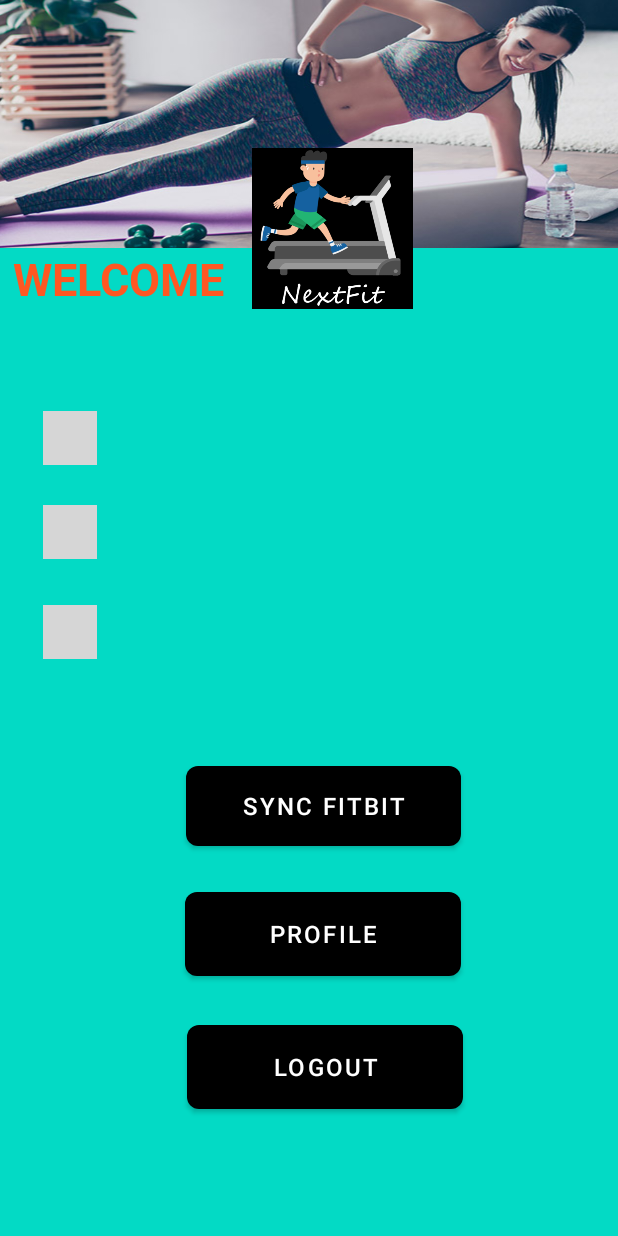
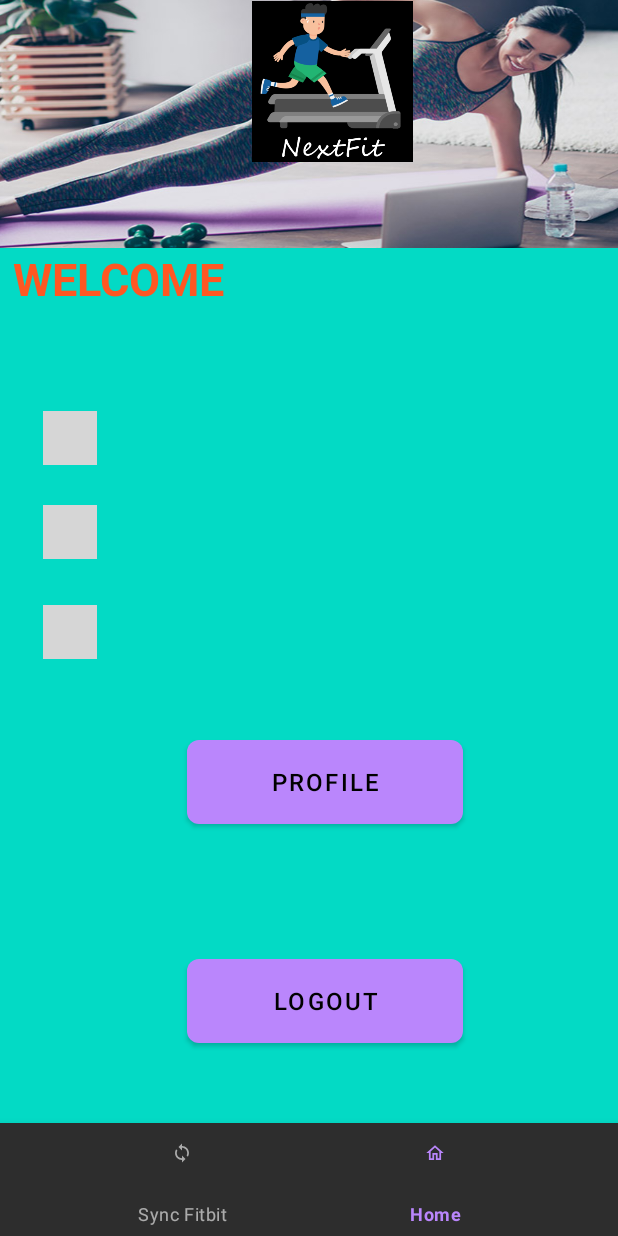
Before and after one commit to SugamB/NextFit-May-2021-, an Android app: the screen it shows after launch once a user with an empty profile is signed in (Landing), on a phone screen of 412 x 824 dp. Run offline under Robolectric (Android 15) with nearby library versions, the phone set to English and light mode, and no system bars; our stand-ins replace Firebase (no records; nobody signed in at launch, a user with empty details on screens opened directly); Roboto replaces fonts that are not available here; 3 statements that could not run were skipped; grey boxes are pictures that could not be loaded.

Commit message:
update nav bar

```diff
--- a/app/src/main/java/com/palhackmagic/nextfit/data/Landing.java
+++ b/app/src/main/java/com/palhackmagic/nextfit/data/Landing.java
@@ -9,11 +9,14 @@ import android.content.Intent;
 import android.net.Uri;
 import android.os.Bundle;
 import android.util.Log;
+import android.view.MenuItem;
 import android.view.View;
 import android.widget.Button;
 import android.widget.TextView;
 import android.widget.Toast;
 
+import com.google.android.material.bottomnavigation.BottomNavigationView;
+import com.google.android.material.navigation.NavigationView;
 import com.google.firebase.auth.FirebaseAuth;
 import com.google.firebase.database.DataSnapshot;
 import com.google.firebase.database.DatabaseError;
@@ -27,13 +30,13 @@ import com.palhackmagic.nextfit.ui.login.LoginActivity;
 
 public class Landing extends AppCompatActivity {
 
-    Button button1;
     Button logout;
     Button prof;
     TextView user_name, user_email, user_phone;
     FirebaseAuth mAuth;
     DatabaseReference mref;
     String userId;
+    BottomNavigationView bottomNavigationView;
 
     String url = "https://www.fitbit.com/oauth2/authorize?" +
             "response_type=token" +
@@ -48,13 +51,14 @@ public class Landing extends AppCompatActivity {
         setContentView(R.layout.activity_landing);
         mAuth = FirebaseAuth.getInstance();
 
-        button1= findViewById(R.id.button);
         logout= findViewById(R.id.signout);
         prof = findViewById(R.id.profile);
         user_name = findViewById(R.id.fName);
         user_email = findViewById(R.id.email);
         user_phone = findViewById(R.id.phoneNum);
 
+        bottomNavigationView = (BottomNavigationView) findViewById(R.id.bottomNavigationBar);
+        bottomNavigationView.getMenu().getItem(1).setChecked(true);
         mAuth = FirebaseAuth.getInstance();
         userId = mAuth.getCurrentUser().getUid();
 
@@ -77,11 +81,17 @@ public class Landing extends AppCompatActivity {
             }
         });
 
-        button1.setOnClickListener(new View.OnClickListener() {
+        bottomNavigationView.setOnNavigationItemSelectedListener(new BottomNavigationView.OnNavigationItemSelectedListener() {
             @Override
-            public void onClick(View v) {
-                CustomTabsIntent.Builder customTabIntent = new CustomTabsIntent.Builder();
-                openCustomTabs(Landing.this,customTabIntent.build(), Uri.parse(url));
+            public boolean onNavigationItemSelected(@NonNull MenuItem item) {
+                switch (item.getItemId()) {
+                    case R.id.syncFitbit :
+                        CustomTabsIntent.Builder customTabIntent = new CustomTabsIntent.Builder();
+                        openCustomTabs(Landing.this,customTabIntent.build(), Uri.parse(url));
+                        return true;
+                    case R.id.home : return true;
+                }
+                return false;
             }
         });
 
@@ -113,4 +123,11 @@ public class Landing extends AppCompatActivity {
             customTabsIntent.launchUrl(activity,uri);
 //            activity.startActivity(new Intent(Intent.ACTION_VIEW));
         }
-    }}
+    }
+
+    @Override
+    protected void onResume() {
+        super.onResume();
+        bottomNavigationView.getMenu().getItem(1).setChecked(true);
+    }
+}
--- a/app/src/main/res/layout/activity_landing.xml
+++ b/app/src/main/res/layout/activity_landing.xml
@@ -5,21 +5,8 @@
     android:layout_width="match_parent"
     android:background="@color/colorAccent"
     android:layout_height="match_parent"
-    tools:context=".data.Landing">
-
-        <Button
-            android:id="@+id/button"
-            android:layout_width="183dp"
-            android:layout_height="53dp"
-            android:background="@drawable/buttonstyleithgradient"
-            android:text="Sync Fitbit"
-            android:textSize="16sp"
-            app:layout_constraintBottom_toBottomOf="parent"
-            app:layout_constraintEnd_toEndOf="parent"
-            app:layout_constraintHorizontal_bias="0.543"
-            app:layout_constraintStart_toStartOf="parent"
-            app:layout_constraintTop_toTopOf="parent"
-            app:layout_constraintVertical_bias="0.663" />
+    tools:context=".data.Landing"
+    android:theme="@style/Theme.MaterialComponents">
 
         <Button
             android:id="@+id/signout"
@@ -28,12 +15,12 @@
             android:background="@drawable/buttonstyleithgradient"
             android:text="Logout"
             android:textSize="16sp"
-            app:layout_constraintBottom_toBottomOf="parent"
+            app:layout_constraintBottom_toTopOf="@+id/bottomNavigationBar"
             app:layout_constraintEnd_toEndOf="parent"
             app:layout_constraintHorizontal_bias="0.546"
             app:layout_constraintStart_toStartOf="parent"
             app:layout_constraintTop_toTopOf="parent"
-            app:layout_constraintVertical_bias="0.89" />
+            app:layout_constraintVertical_bias="0.923" />
 
         <Button
             android:id="@+id/profile"
@@ -44,10 +31,10 @@
             android:textSize="16sp"
             app:layout_constraintBottom_toBottomOf="parent"
             app:layout_constraintEnd_toEndOf="parent"
-            app:layout_constraintHorizontal_bias="0.541"
+            app:layout_constraintHorizontal_bias="0.546"
             app:layout_constraintStart_toStartOf="parent"
             app:layout_constraintTop_toTopOf="parent"
-            app:layout_constraintVertical_bias="0.774" />
+            app:layout_constraintVertical_bias="0.642" />
 
         <ImageView
             android:id="@+id/imageView1"
@@ -156,12 +143,10 @@
             android:layout_width="107dp"
             android:layout_height="108dp"
             android:src="@drawable/newlogo"
-            app:layout_constraintBottom_toTopOf="@+id/button"
             app:layout_constraintEnd_toEndOf="parent"
             app:layout_constraintHorizontal_bias="0.551"
             app:layout_constraintStart_toStartOf="parent"
-            app:layout_constraintTop_toTopOf="parent"
-            app:layout_constraintVertical_bias="0.243" />
+            app:layout_constraintTop_toTopOf="parent" />
 
         <TextView
             android:id="@+id/textView"
@@ -180,5 +165,14 @@
             app:layout_constraintTop_toBottomOf="@+id/top"
             app:layout_constraintVertical_bias="0.0" />
 
+        <com.google.android.material.bottomnavigation.BottomNavigationView
+            android:id="@+id/bottomNavigationBar"
+            android:layout_width="match_parent"
+            android:layout_height="75dp"
+            app:layout_constraintBottom_toBottomOf="parent"
+            app:layout_constraintEnd_toEndOf="parent"
+            app:layout_constraintHorizontal_bias="0.0"
+            app:layout_constraintStart_toStartOf="parent"
+            app:menu="@menu/bottom_nav_bar" />
 
 </androidx.constraintlayout.widget.ConstraintLayout>
```
